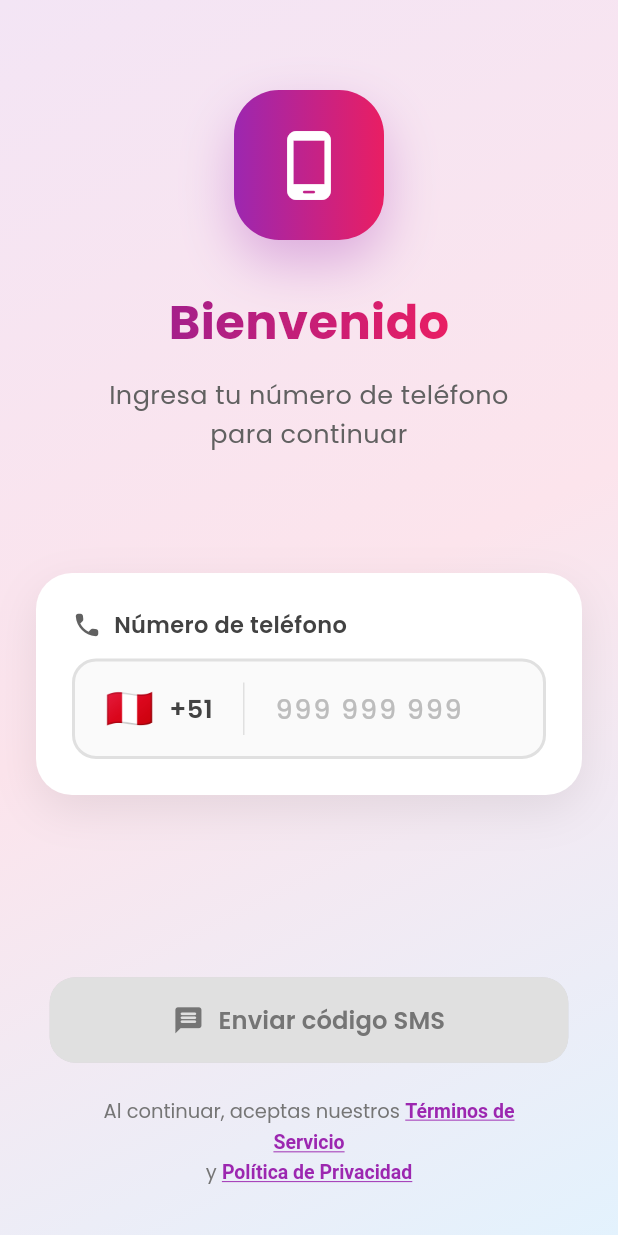
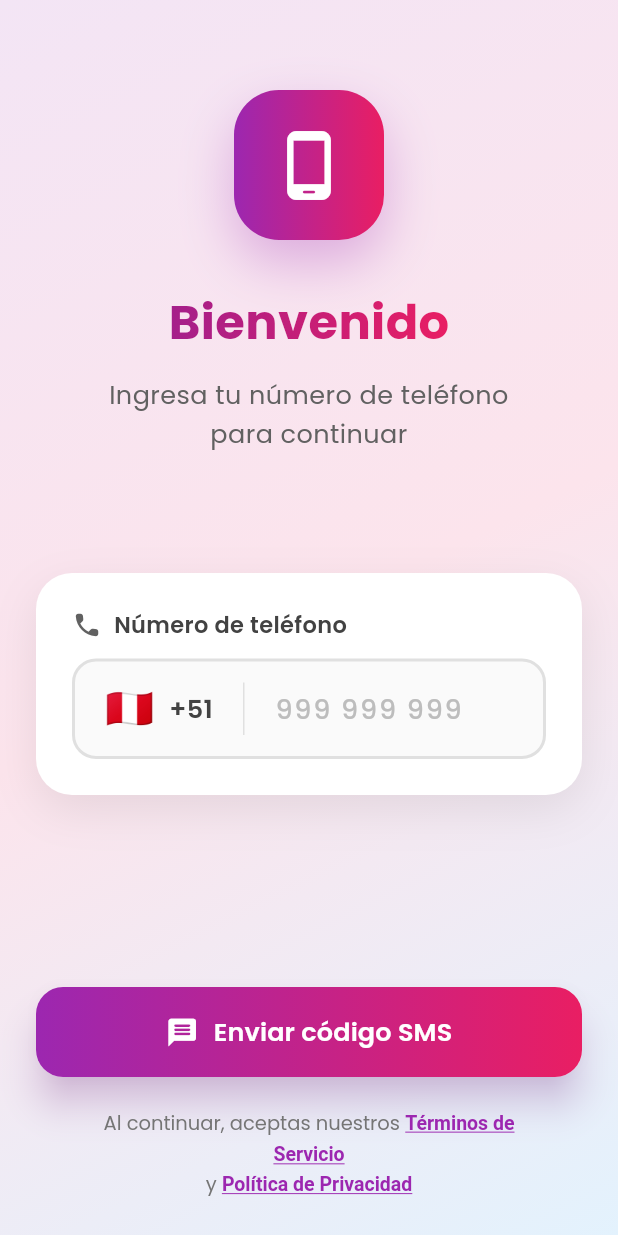
Before and after one commit to icedigitaldev/AriaApp, a Flutter app: the screen it shows after launch, on a phone screen of 412 x 824 dp. Run offline on Flutter 3.47's test engine with Material 3 defaults, Android fonts, the phone set to English and light mode, and no system bars; our stand-ins replace flutter_riverpod, google_fonts.

Commit message:
ajustes menores

```diff
--- a/lib/views/phone_auth_view.dart
+++ b/lib/views/phone_auth_view.dart
@@ -15,7 +15,7 @@ class _PhoneAuthViewState extends State<PhoneAuthView> with SingleTickerProvider
   final TextEditingController _phoneController = TextEditingController();
   final FocusNode _phoneFocusNode = FocusNode();
   bool isLoading = false;
-  bool _isPhoneValid = false;
+  bool isKeyboardVisible = false;
   late AnimationController _animationController;
   late Animation<double> _fadeAnimation;
 
@@ -34,14 +34,6 @@ class _PhoneAuthViewState extends State<PhoneAuthView> with SingleTickerProvider
       curve: Curves.easeInOut,
     ));
     _animationController.forward();
-
-    _phoneController.addListener(_validatePhone);
-  }
-
-  void _validatePhone() {
-    setState(() {
-      _isPhoneValid = _phoneController.text.length == 9;
-    });
   }
 
   @override
@@ -54,12 +46,15 @@ class _PhoneAuthViewState extends State<PhoneAuthView> with SingleTickerProvider
 
   @override
   Widget build(BuildContext context) {
+    isKeyboardVisible = MediaQuery.of(context).viewInsets.bottom > 0;
+
     return Scaffold(
       extendBodyBehindAppBar: true,
       appBar: const TransparentAppBar(
         backgroundColor: Colors.transparent,
         statusBarIconBrightness: Brightness.dark,
       ),
+      resizeToAvoidBottomInset: true,
       body: Container(
         decoration: const BoxDecoration(
           gradient: LinearGradient(
@@ -284,27 +279,24 @@ class _PhoneAuthViewState extends State<PhoneAuthView> with SingleTickerProvider
   }
 
   Widget _buildBottomSection() {
-    return Container(
-      padding: const EdgeInsets.fromLTRB(24, 0, 24, 32),
+    return Padding(
+      padding: const EdgeInsets.fromLTRB(24, 30, 24, 24),
       child: Column(
+        mainAxisSize: MainAxisSize.min,
         children: [
-          AnimatedContainer(
-            duration: const Duration(milliseconds: 300),
-            child: _buildSendButton(),
-          ),
+          _buildSendButton(),
+          if (!isKeyboardVisible) ...[
             const SizedBox(height: 20),
             _buildTermsText(),
+          ],
         ],
       ),
     );
   }
 
   Widget _buildSendButton() {
-    return AnimatedScale(
-      scale: _isPhoneValid ? 1.0 : 0.95,
-      duration: const Duration(milliseconds: 200),
-      child: ElevatedButton(
-        onPressed: (isLoading || !_isPhoneValid) ? null : () async {
+    return ElevatedButton(
+      onPressed: isLoading ? null : () async {
         setState(() => isLoading = true);
         AppLogger.log('Enviando SMS al: +51 ${_phoneController.text}', prefix: 'AUTH:');
 
@@ -326,22 +318,18 @@ class _PhoneAuthViewState extends State<PhoneAuthView> with SingleTickerProvider
         shape: RoundedRectangleBorder(
           borderRadius: BorderRadius.circular(18),
         ),
-          elevation: _isPhoneValid ? 10 : 0,
+        elevation: 10,
         shadowColor: Colors.purple.withOpacity(0.4),
       ),
-        child: AnimatedContainer(
-          duration: const Duration(milliseconds: 300),
+      child: Container(
         height: 60,
         decoration: BoxDecoration(
-            gradient: _isPhoneValid
-                ? const LinearGradient(
+          gradient: const LinearGradient(
             colors: [
               Color(0xFF9C27B0),
               Color(0xFFE91E63),
             ],
-            )
-                : null,
-            color: _isPhoneValid ? null : Colors.grey[300],
+          ),
           borderRadius: BorderRadius.circular(18),
         ),
         child: Center(
@@ -357,9 +345,9 @@ class _PhoneAuthViewState extends State<PhoneAuthView> with SingleTickerProvider
               : Row(
             mainAxisAlignment: MainAxisAlignment.center,
             children: [
-                Icon(
+              const Icon(
                 Icons.message_rounded,
-                  color: _isPhoneValid ? Colors.white : Colors.grey[600],
+                color: Colors.white,
                 size: 22,
               ),
               const SizedBox(width: 10),
@@ -368,11 +356,10 @@ class _PhoneAuthViewState extends State<PhoneAuthView> with SingleTickerProvider
                 style: GoogleFonts.poppins(
                   fontSize: 17,
                   fontWeight: FontWeight.w600,
-                    color: _isPhoneValid ? Colors.white : Colors.grey[600],
+                  color: Colors.white,
                 ),
               ),
             ],
-            ),
           ),
         ),
       ),
```
Also changed, not shown: lib/views/otp_verification_view.dart (+37 -33 lines), 1 other file. Lines whose indentation alone changed are shown as unchanged.
